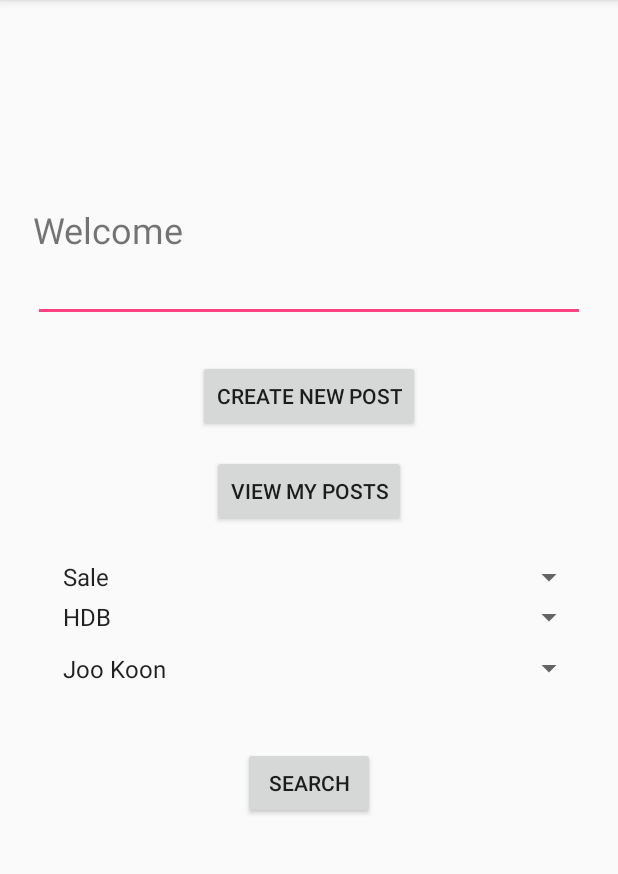
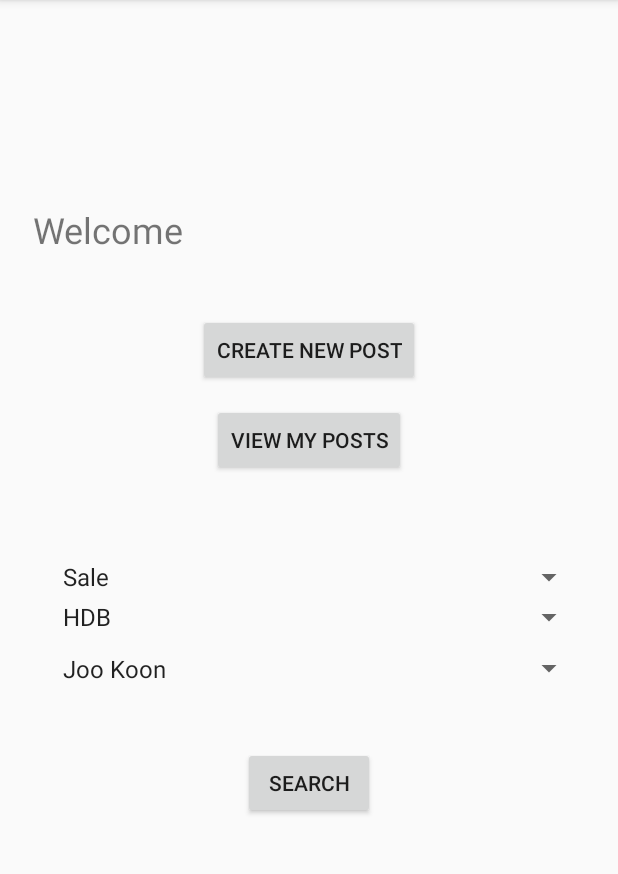
Before and after one commit to sparklyhyun/newone, an Android app: the LoggedIn screen opened directly, with no data from a screen before it, on a phone screen of 412 x 824 dp, the part 84-958 px from its top. Run offline under Robolectric (Android 15) with nearby library versions, the phone set to English and light mode, and no system bars.

```diff
--- a/app/src/main/java/com/example/hyunjeong/district132/LoggedIn.java
+++ b/app/src/main/java/com/example/hyunjeong/district132/LoggedIn.java
@@ -17,7 +17,6 @@ public class LoggedIn extends AppCompatActivity {
         setContentView(R.layout.activity_logged_in);
 
         final TextView welcomeMsg = (TextView) findViewById(R.id.welcome);
-        final EditText edName = (EditText) findViewById(R.id.eduserName);
 
         final Button bcreateNewPost = (Button) findViewById(R.id.bcreateNewPost);
         final Button bviewMyPost = (Button) findViewById(R.id.bViewPost);
--- a/app/src/main/java/com/example/hyunjeong/district132/Login.java
+++ b/app/src/main/java/com/example/hyunjeong/district132/Login.java
@@ -32,13 +32,18 @@ public class Login extends AppCompatActivity {
         final Button bRegister = (Button) findViewById(R.id.bRegister);
         final Button bSignIn = (Button) findViewById(R.id.bSignIn);
 
+        //AccountDBHandler accHandler = new AccountDBHandler(idk what to put inside);
+        //AccountDB acc = new AccountDB(edName.getText().toString(), edPass.getText().toString());
+
         bSignIn.setOnClickListener(new View.OnClickListener() {
             public void onClick(View v) {
+               //if(){}
                 Intent toLoggedIn = new Intent(Login.this, LoggedIn.class);
                 startActivity(toLoggedIn);
             }
                                    }
         );
+
 
 
         bRegister.setOnClickListener(new View.OnClickListener() {
@@ -66,10 +71,12 @@ public class Login extends AppCompatActivity {
     }
 
     protected boolean validatePass(String password) {
+
+        /*
         boolean passMatches = false;
 
         String passPattern ="^(?=.*[0-9])(?=.*[a-z])(?=.*[A-Z])(?=.*[@#$%^&+=])(?=\\\\S+$).{4,}$";
-        /*
+
         ^                 # start-of-string
 (?=.*[0-9])       # a digit must occur at least once
 (?=.*[a-z])       # a lower case letter must occur at least once
@@ -78,13 +85,13 @@ public class Login extends AppCompatActivity {
 (?=\\S+$)          # no whitespace allowed in the entire string
 .{4,}             # anything, at least six places though
 $                 # end-of-string
-        */
+
         Pattern pattern = Pattern.compile(passPattern);
         Matcher matcher = pattern.matcher(password);
 
         passMatches = matcher.matches();
-
-        if(password!=null && password.length()>7 && password.length()<17 && passMatches){
+*/
+        if(password!=null && password.length()>7 && password.length()<17 && password.matches(".*\\d+.*") ){
             return true;
         }else{
             return false;
--- a/app/src/main/res/layout/activity_logged_in.xml
+++ b/app/src/main/res/layout/activity_logged_in.xml
@@ -22,18 +22,6 @@
             android:layout_alignParentStart="true"
             android:text="@string/Welcome"
             android:textSize="24sp" />
-
-        <EditText
-            android:id="@+id/displayUsername"
-            android:layout_width="wrap_content"
-            android:layout_height="wrap_content"
-            android:layout_alignParentEnd="true"
-            android:layout_alignParentLeft="true"
-            android:layout_alignParentRight="true"
-            android:layout_alignParentStart="true"
-            android:layout_below="@+id/welcome"
-            android:ems="10"
-            android:inputType="textPersonName" />
 
         <Spinner
             android:id="@+id/Type"
@@ -79,19 +67,19 @@
             android:id="@+id/bcreateNewPost"
             android:layout_width="wrap_content"
             android:layout_height="wrap_content"
-            android:layout_below="@+id/displayUsername"
+            android:text="@string/createNewPost"
+            android:layout_above="@+id/bViewPost"
             android:layout_centerHorizontal="true"
-            android:layout_marginTop="25dp"
-            android:text="@string/createNewPost" />
+            android:layout_marginBottom="12dp" />
 
         <Button
             android:id="@+id/bViewPost"
             android:layout_width="wrap_content"
             android:layout_height="wrap_content"
-            android:layout_below="@+id/bcreateNewPost"
+            android:text="@string/viewMyPost"
+            android:layout_above="@+id/SaleLease"
             android:layout_centerHorizontal="true"
-            android:layout_marginTop="15dp"
-            android:text="@string/viewMyPost" />
+            android:layout_marginBottom="55dp" />
 
         <Button
             android:id="@+id/bSearch"
```
